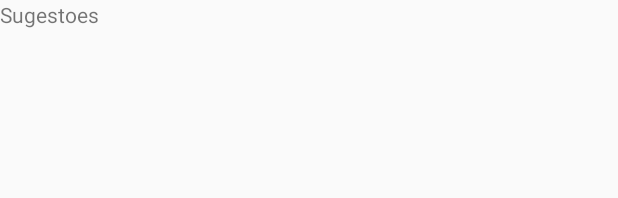
After one commit to martacbs/ProjectCMU, an Android app: the layout activity_sugestoes.xml on its own in the app's theme, with its tools: preview values and no code run, on a phone screen of 412 x 824 dp. The commit adds this screen. Shown: the top 198 px of the screen. Run offline under Robolectric (Android 15) with nearby library versions, the light colour scheme and no system bars.

Commit message:
uma cena

```diff
--- a/app/src/main/java/com/example/martasantos/myapplication/login/Login.java
+++ b/app/src/main/java/com/example/martasantos/myapplication/login/Login.java
@@ -59,6 +59,8 @@ public class Login extends AppCompatActivity {
                         ProcessData p= new ProcessData();
                         p.execute(null, null);
 
+
+
                         Intent d = new Intent(getApplicationContext(), Menu_Lateral.class);
                         startActivity(d);
 
@@ -70,6 +72,8 @@ public class Login extends AppCompatActivity {
 
 
     }
+
+
 
 
     private User verificarUser() {
--- /dev/null
+++ b/app/src/main/res/layout/activity_sugestoes.xml
@@ -0,0 +1,16 @@
+<?xml version="1.0" encoding="utf-8"?>
+<android.support.constraint.ConstraintLayout xmlns:android="http://schemas.android.com/apk/res/android"
+    xmlns:app="http://schemas.android.com/apk/res-auto"
+    xmlns:tools="http://schemas.android.com/tools"
+    android:layout_width="match_parent"
+    android:layout_height="match_parent"
+    tools:context="com.example.martasantos.myapplication.Sugestoes">
+
+    <TextView
+        android:layout_width="wrap_content"
+        android:layout_height="wrap_content"
+        android:id="@+id/listarInteresses"
+        android:text="Sugestoes"/>
+
+
+</android.support.constraint.ConstraintLayout>
```
Also changed, not shown: app/src/main/AndroidManifest.xml (+19 -8 lines), app/src/main/java/com/example/martasantos/myapplication/MainActivity.java (+7 -3 lines), app/src/main/java/com/example/martasantos/myapplication/Menu_Lateral.java (+5 -4 lines), app/src/main/java/com/example/martasantos/myapplication/Sugestoes.java (added, +22 -0 lines), app/src/main/java/com/example/martasantos/myapplication/fragments/Sugestions.java (deleted, +0 -37 lines), app/src/main/java/com/example/martasantos/myapplication/interests/UserInterests.java (+27 -1 lines), app/src/main/java/com/example/martasantos/myapplication/register/UserRegister.java (+1 -7 lines).
